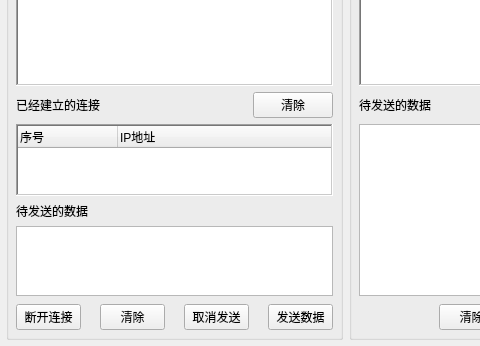
Qt form tcpnetkit.ui (ismyblue/TCPNetKit) before a commit; both pictures show x 0 to 480 and y 225 to 571 of the 671 by 571 pixel window.
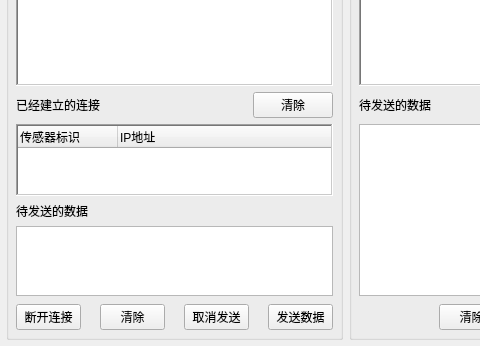
The same form after that commit.

Patch:
```diff
--- a/tcpnetkit.ui
+++ b/tcpnetkit.ui
@@ -215,7 +215,7 @@
            </attribute>
            <column>
             <property name="text">
-             <string>序号</string>
+             <string>传感器标识</string>
             </property>
             <property name="textAlignment">
              <set>AlignLeading|AlignVCenter</set>
```
Left out of the diff: 8 changed lines with no effect on the pictures.
